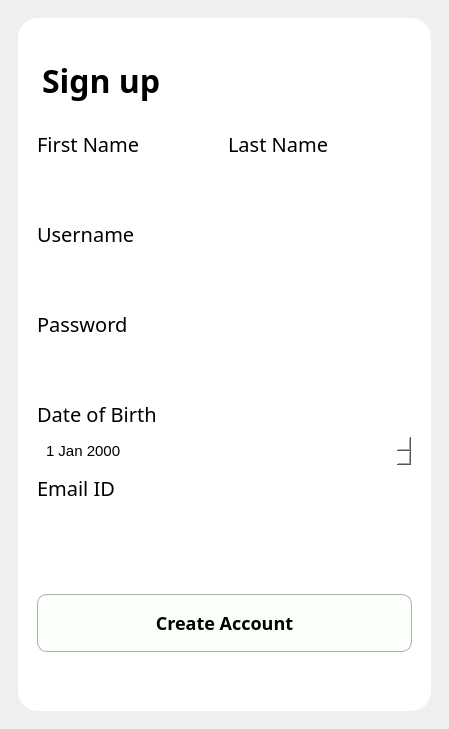
This is K/signup.ui in burr1to/kaizen as Qt 5 draws it before an edit. The edited form follows.
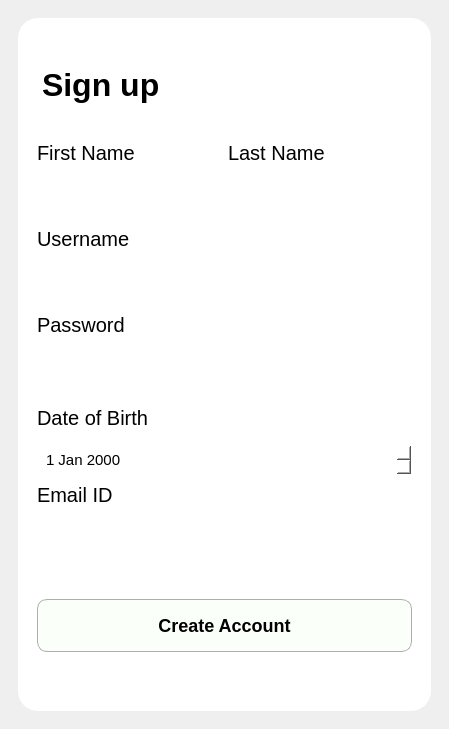
This is the edited form. Icons and pictures are not drawn.

The edit to the form file:
```diff
--- a/K/signup.ui
+++ b/K/signup.ui
@@ -126,7 +126,6 @@
               </property>
               <property name="font">
                <font>
-                <family>Bahnschrift SemiBold</family>
                 <pointsize>-1</pointsize>
                </font>
               </property>
@@ -149,7 +148,6 @@
                  <widget class="QLabel" name="label_2">
                   <property name="font">
                    <font>
-                    <family>Bahnschrift SemiBold</family>
                     <pointsize>-1</pointsize>
                    </font>
                   </property>
@@ -162,7 +160,6 @@
                  <widget class="QLabel" name="label">
                   <property name="font">
                    <font>
-                    <family>Bahnschrift SemiBold</family>
                     <pointsize>-1</pointsize>
                    </font>
                   </property>
@@ -231,7 +228,6 @@
                <widget class="QLabel" name="label_3">
                 <property name="font">
                  <font>
-                  <family>Bahnschrift SemiBold</family>
                   <pointsize>-1</pointsize>
                  </font>
                 </property>
@@ -271,7 +267,6 @@
                <widget class="QLabel" name="label_4">
                 <property name="font">
                  <font>
-                  <family>Bahnschrift SemiBold</family>
                   <pointsize>-1</pointsize>
                  </font>
                 </property>
@@ -311,7 +306,6 @@
                <widget class="QLabel" name="label_6">
                 <property name="font">
                  <font>
-                  <family>Bahnschrift SemiBold</family>
                   <pointsize>-1</pointsize>
                  </font>
                 </property>
@@ -331,7 +325,6 @@
                <widget class="QLabel" name="label_5">
                 <property name="font">
                  <font>
-                  <family>Bahnschrift SemiBold</family>
                   <pointsize>-1</pointsize>
                  </font>
                 </property>
@@ -388,7 +381,6 @@
               </property>
               <property name="font">
                <font>
-                <family>Bahnschrift SemiBold</family>
                 <pointsize>-1</pointsize>
                 <bold>true</bold>
                </font>
```
Left out of the diff: 11 changed lines with no effect on the pictures.
